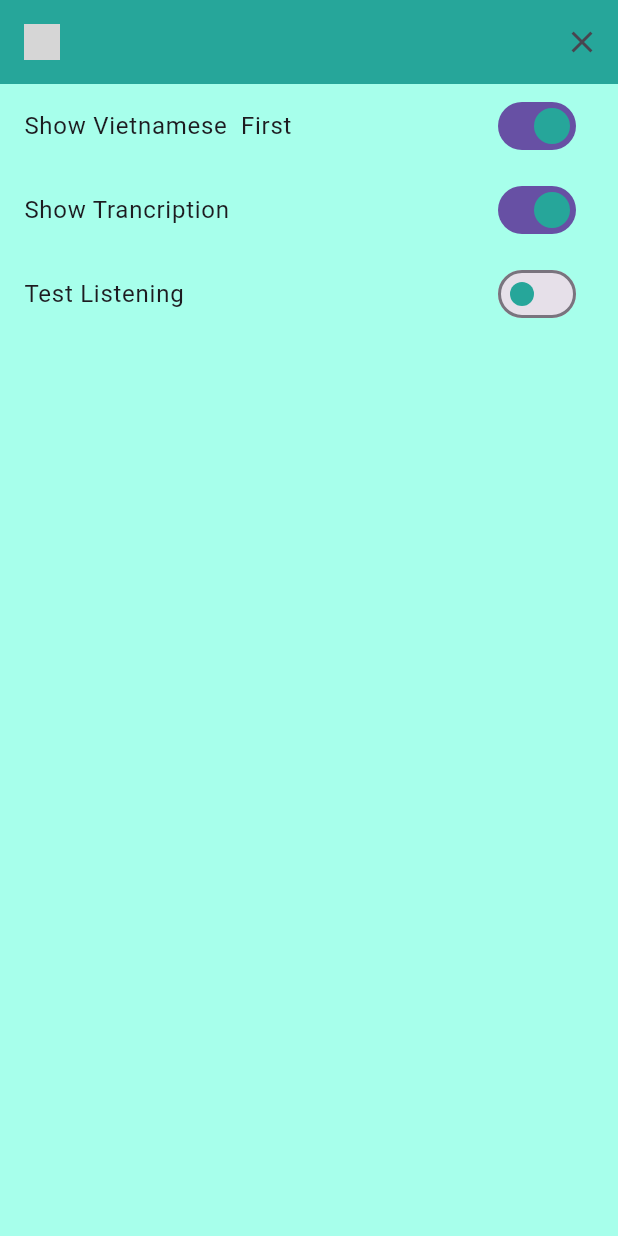
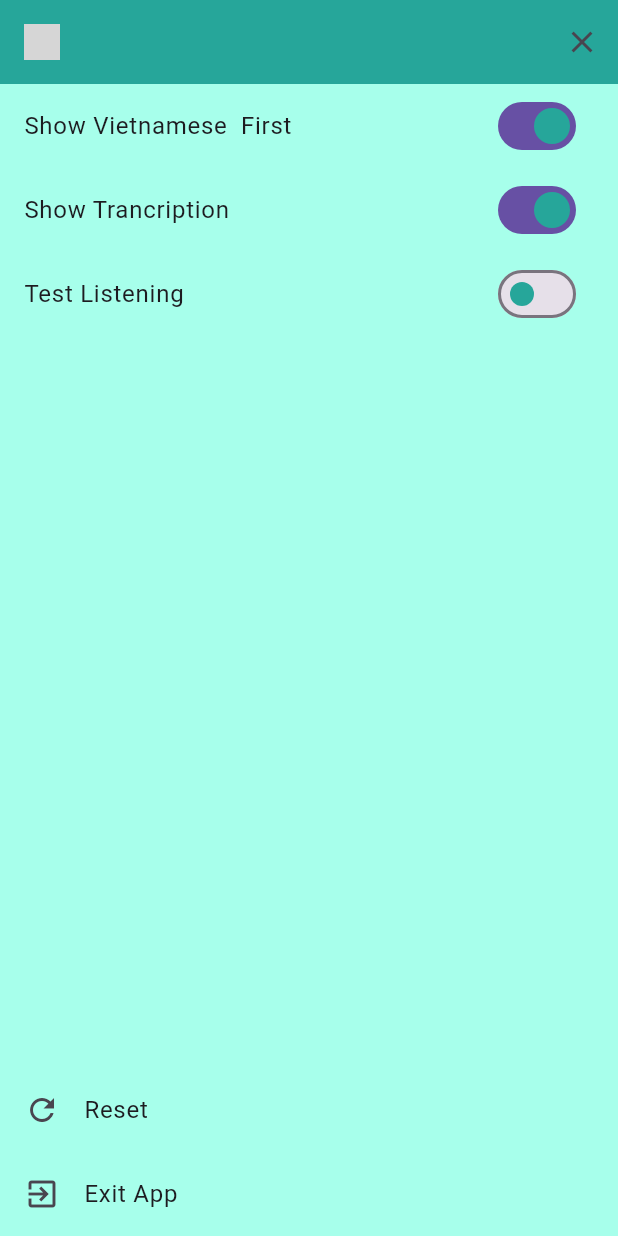
Before and after one commit to doanquangminh14/2025_LTTBDD_N04_DoanQuangMinh, a Flutter app: the SettingsPage screen opened directly, on a phone screen of 412 x 824 dp. Run offline on Flutter 3.47's test engine with Material 3 defaults, Android fonts, the light colour scheme and no system bars; our stand-ins replace flutter_tts, google_fonts; grey boxes are pictures that could not be loaded.

Commit message:
Reset & Exit App Button

```diff
--- a/lib/pages/settings_page.dart
+++ b/lib/pages/settings_page.dart
@@ -1,10 +1,13 @@
 import 'package:flashcard_app/components/app/custom_appbar.dart';
+import 'package:flashcard_app/notifiers/flashcards_notifier.dart';
 import 'package:flashcard_app/notifiers/settings_notifier.dart';
 import 'package:flutter/material.dart';
+import 'package:flutter/services.dart';
 import 'package:provider/provider.dart';
 
 import '../configs/constants.dart';
 import '../enums/settings.dart';
+import '../settings/settings_title.dart';
 import '../settings/switch_botton.dart';
 
 class SettingsPage extends StatefulWidget {
@@ -17,16 +20,33 @@ class SettingsPage extends StatefulWidget {
 class _SettingsPageState extends State<SettingsPage> {
   @override
   Widget build(BuildContext context) {
-    return Scaffold(
+    return Consumer<SettingsNotifier>(
+      builder:(_,notifier,__) => Scaffold(
         appBar: PreferredSize(preferredSize: Size.fromHeight(kAppBarHeight),
             child: CustomAppBar()),
-      body: Column(
+        body: Stack(
+          children: [
+            Column(
               children: [
                 SwitchButton(displayOption:  Settings.vietnameseFirst,),
                 SwitchButton(displayOption:  Settings.showTranscription,),
                 SwitchButton(displayOption:  Settings.audioOnly,),
               ],
             ),
+            Column(
+              mainAxisAlignment: MainAxisAlignment.end,
+              children: [
+                SettingsTile(title: 'Reset', icon: Icon(Icons.refresh),callback: (){
+                  notifier.resetSettings();
+                },),
+                SettingsTile(title: 'Exit App', icon: Icon(Icons.exit_to_app),callback: (){
+                  SystemChannels.platform.invokeMethod('SystemNavigator.pop');
+                },),
+              ],
+            )
+          ],
+        ),
+      ),
     );
   }
 }
--- /dev/null
+++ b/lib/settings/settings_title.dart
@@ -0,0 +1,18 @@
+import 'package:flutter/material.dart';
+
+class SettingsTile extends StatelessWidget {
+  const SettingsTile({required this.callback,required this.title,required this.icon,super.key});
+
+  final Icon icon;
+  final String title;
+  final VoidCallback callback;
+
+  @override
+  Widget build(BuildContext context) {
+    return ListTile(
+      leading: icon,
+      title: Text(title),
+      onTap: callback,
+    );
+  }
+}
```
Lines whose indentation alone changed are shown as unchanged.
